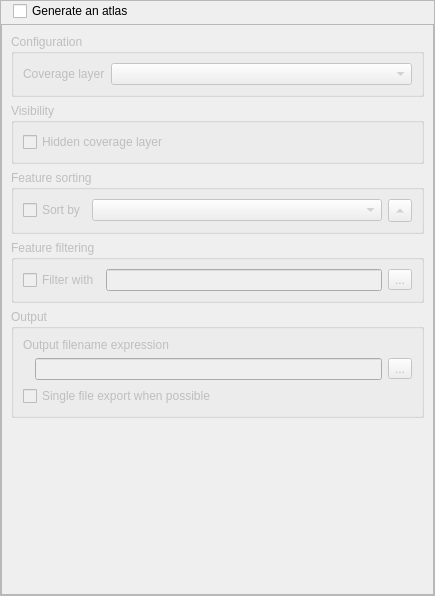
Old version of the form src/ui/qgsatlascompositionwidgetbase.ui in the repository qgis/QGIS.
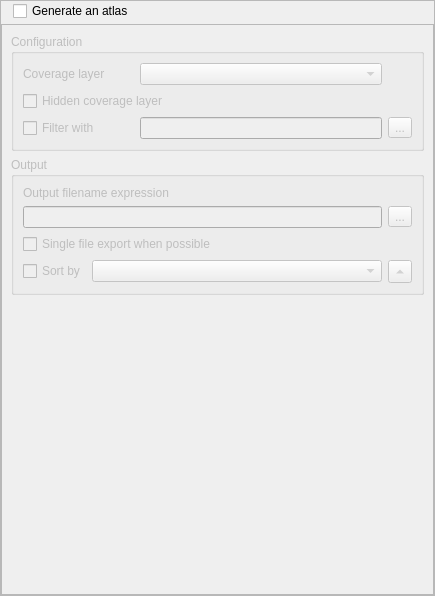
New version of the form. Icons and pictures are not drawn. Custom widgets are drawn as their Qt base class.

Commit message: lighter UI for atlas composer

Diff of the .ui file:
```diff
--- a/src/ui/qgsatlascompositionwidgetbase.ui
+++ b/src/ui/qgsatlascompositionwidgetbase.ui
@@ -133,49 +133,62 @@
             <property name="collapsed" stdset="0">
              <bool>false</bool>
             </property>
-            <layout class="QFormLayout" name="formLayout_4">
-             <property name="fieldGrowthPolicy">
-              <enum>QFormLayout::AllNonFixedFieldsGrow</enum>
-             </property>
-             <property name="labelAlignment">
-              <set>Qt::AlignLeading|Qt::AlignLeft|Qt::AlignVCenter</set>
-             </property>
+            <layout class="QGridLayout" name="gridLayout_2">
              <item row="0" column="0">
               <widget class="QLabel" name="mHorizontalAlignementLabel">
                <property name="text">
-                <string>Coverage layer</string>
+                <string>Coverage layer </string>
+               </property>
+              </widget>
+             </item>
+             <item row="2" column="0">
+              <widget class="QCheckBox" name="mAtlasFeatureFilterCheckBox">
+               <property name="text">
+                <string>Filter with</string>
+               </property>
+              </widget>
+             </item>
+             <item row="0" column="2">
+              <widget class="QComboBox" name="mAtlasCoverageLayerComboBox">
+               <property name="sizePolicy">
+                <sizepolicy hsizetype="Expanding" vsizetype="Fixed">
+                 <horstretch>0</horstretch>
+                 <verstretch>0</verstretch>
+                </sizepolicy>
                </property>
               </widget>
              </item>
              <item row="0" column="1">
-              <layout class="QHBoxLayout" name="horizontalLayout_5">
-               <item>
-                <widget class="QComboBox" name="mAtlasCoverageLayerComboBox"/>
-               </item>
-              </layout>
+              <spacer name="horizontalSpacer_3">
+               <property name="orientation">
+                <enum>Qt::Horizontal</enum>
+               </property>
+               <property name="sizeType">
+                <enum>QSizePolicy::Preferred</enum>
+               </property>
+               <property name="sizeHint" stdset="0">
+                <size>
+                 <width>20</width>
+                 <height>20</height>
+                </size>
+               </property>
+              </spacer>
              </item>
-            </layout>
-           </widget>
-          </item>
-          <item>
-           <widget class="QgsCollapsibleGroupBoxBasic" name="mVisibilityGroup">
-            <property name="enabled">
-             <bool>false</bool>
-            </property>
-            <property name="title">
-             <string>Visibility</string>
-            </property>
-            <property name="checkable">
-             <bool>false</bool>
-            </property>
-            <property name="syncGroup" stdset="0">
-             <string notr="true">composeritem</string>
-            </property>
-            <property name="collapsed" stdset="0">
-             <bool>false</bool>
-            </property>
-            <layout class="QVBoxLayout" name="verticalLayout_2">
-             <item>
+             <item row="2" column="2">
+              <widget class="QLineEdit" name="mAtlasFeatureFilterEdit"/>
+             </item>
+             <item row="2" column="3">
+              <widget class="QToolButton" name="mAtlasFeatureFilterButton">
+               <property name="text">
+                <string>...</string>
+               </property>
+               <property name="icon">
+                <iconset resource="../../images/images.qrc">
+                 <normaloff>:/images/themes/default/mIconExpression.svg</normaloff>:/images/themes/default/mIconExpression.svg</iconset>
+               </property>
+              </widget>
+             </item>
+             <item row="1" column="0" colspan="4">
               <widget class="QCheckBox" name="mAtlasHideCoverageCheckBox">
                <property name="text">
                 <string>Hidden coverage layer</string>
@@ -185,105 +198,6 @@
             </layout>
            </widget>
           </item>
-          <item>
-           <widget class="QgsCollapsibleGroupBoxBasic" name="mSortingGroup">
-            <property name="enabled">
-             <bool>false</bool>
-            </property>
-            <property name="title">
-             <string>Feature sorting</string>
-            </property>
-            <property name="checkable">
-             <bool>false</bool>
-            </property>
-            <property name="syncGroup" stdset="0">
-             <string notr="true">composeritem</string>
-            </property>
-            <property name="collapsed" stdset="0">
-             <bool>true</bool>
-            </property>
-            <layout class="QVBoxLayout" name="verticalLayout_3">
-             <item>
-              <layout class="QHBoxLayout" name="horizontalLayout">
-               <item>
-                <widget class="QCheckBox" name="mAtlasSortFeatureCheckBox">
-                 <property name="sizePolicy">
-                  <sizepolicy hsizetype="Maximum" vsizetype="Fixed">
-                   <horstretch>0</horstretch>
-                   <verstretch>0</verstretch>
-                  </sizepolicy>
-                 </property>
-                 <property name="text">
-                  <string>Sort by</string>
-                 </property>
-                </widget>
-               </item>
-               <item>
-                <widget class="QComboBox" name="mAtlasSortFeatureKeyComboBox"/>
-               </item>
-               <item>
-                <widget class="QToolButton" name="mAtlasSortFeatureDirectionButton">
-                 <property name="toolTip">
-                  <string>Sort direction</string>
-                 </property>
-                 <property name="text">
-                  <string>...</string>
-                 </property>
-                 <property name="arrowType">
-                  <enum>Qt::UpArrow</enum>
-                 </property>
-                </widget>
-               </item>
-              </layout>
-             </item>
-            </layout>
-           </widget>
-          </item>
-          <item>
-           <widget class="QgsCollapsibleGroupBoxBasic" name="mFilteringGroup">
-            <property name="enabled">
-             <bool>false</bool>
-            </property>
-            <property name="title">
-             <string>Feature filtering</string>
-            </property>
-            <property name="checkable">
-             <bool>false</bool>
-            </property>
-            <property name="syncGroup" stdset="0">
-             <string notr="true">composeritem</string>
-            </property>
-            <property name="collapsed" stdset="0">
-             <bool>true</bool>
-            </property>
-            <layout class="QFormLayout" name="formLayout_2">
-             <property name="fieldGrowthPolicy">
-              <enum>QFormLayout::AllNonFixedFieldsGrow</enum>
-             </property>
-             <item row="0" column="0" colspan="2">
-              <layout class="QHBoxLayout" name="horizontalLayout_2">
-               <item>
-                <widget class="QCheckBox" name="mAtlasFeatureFilterCheckBox">
-                 <property name="text">
-                  <string>Filter with</string>
-                 </property>
-                </widget>
-               </item>
-               <item>
-                <widget class="QLineEdit" name="mAtlasFeatureFilterEdit"/>
-               </item>
-               <item>
-                <widget class="QToolButton" name="mAtlasFeatureFilterButton">
-                 <property name="text">
-                  <string>...</string>
-                 </property>
-                </widget>
-               </item>
-              </layout>
-             </item>
-            </layout>
-           </widget>
-          </item>
           <item>
            <widget class="QgsCollapsibleGroupBoxBasic" name="mOutputGroup">
             <property name="enabled">
@@ -302,13 +216,6 @@
              <bool>false</bool>
             </property>
             <layout class="QGridLayout" name="gridLayout_3">
-             <item row="2" column="0" colspan="2">
-              <widget class="QCheckBox" name="mAtlasSingleFileCheckBox">
-               <property name="text">
-                <string>Single file export when possible</string>
-               </property>
-              </widget>
-             </item>
              <item row="0" column="0" colspan="2">
               <widget class="QLabel" name="label_4">
                <property name="text">
@@ -316,22 +223,55 @@
                </property>
               </widget>
              </item>
+             <item row="3" column="1">
+              <widget class="QComboBox" name="mAtlasSortFeatureKeyComboBox"/>
+             </item>
+             <item row="3" column="0">
+              <widget class="QCheckBox" name="mAtlasSortFeatureCheckBox">
+               <property name="sizePolicy">
+                <sizepolicy hsizetype="Maximum" vsizetype="Fixed">
+                 <horstretch>0</horstretch>
+                 <verstretch>0</verstretch>
+                </sizepolicy>
+               </property>
+               <property name="text">
+                <string>Sort by</string>
+               </property>
+              </widget>
+             </item>
+             <item row="3" column="2">
+              <widget class="QToolButton" name="mAtlasSortFeatureDirectionButton">
+               <property name="toolTip">
+                <string>Sort direction</string>
+               </property>
+               <property name="text">
+                <string>...</string>
+               </property>
+               <property name="arrowType">
+                <enum>Qt::UpArrow</enum>
+               </property>
+              </widget>
+             </item>
+             <item row="1" column="2">
+              <widget class="QToolButton" name="mAtlasFilenameExpressionButton">
+               <property name="text">
+                <string>...</string>
+               </property>
+               <property name="icon">
+                <iconset resource="../../images/images.qrc">
+                 <normaloff>:/images/themes/default/mIconExpression.svg</normaloff>:/images/themes/default/mIconExpression.svg</iconset>
+               </property>
+              </widget>
+             </item>
              <item row="1" column="0" colspan="2">
-              <layout class="QHBoxLayout" name="horizontalLayout_3">
-               <property name="leftMargin">
-                <number>12</number>
+              <widget class="QLineEdit" name="mAtlasFilenamePatternEdit"/>
+             </item>
+             <item row="2" column="0" colspan="3">
+              <widget class="QCheckBox" name="mAtlasSingleFileCheckBox">
+               <property name="text">
+                <string>Single file export when possible</string>
                </property>
-               <item>
-                <widget class="QLineEdit" name="mAtlasFilenamePatternEdit"/>
-               </item>
-               <item>
-                <widget class="QToolButton" name="mAtlasFilenameExpressionButton">
-                 <property name="text">
-                  <string>...</string>
-                 </property>
-                </widget>
-               </item>
-              </layout>
+              </widget>
              </item>
             </layout>
            </widget>
```
Left out of the diff: 30 changed lines with no effect on the pictures. The commit also changes 1 other file.
